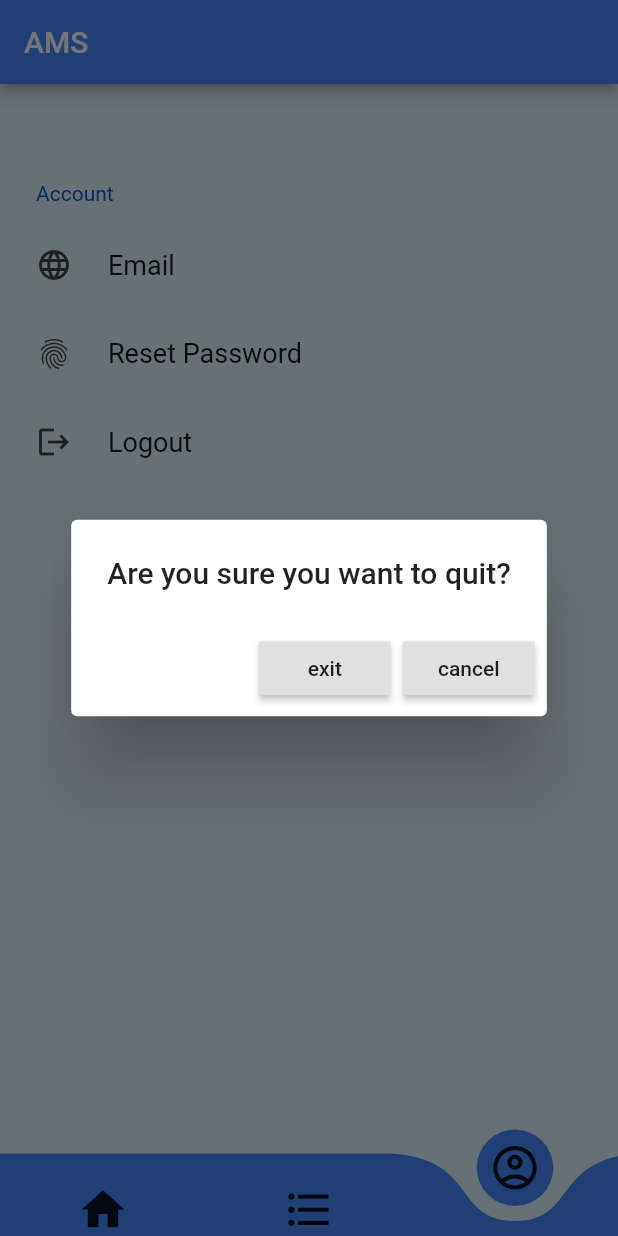
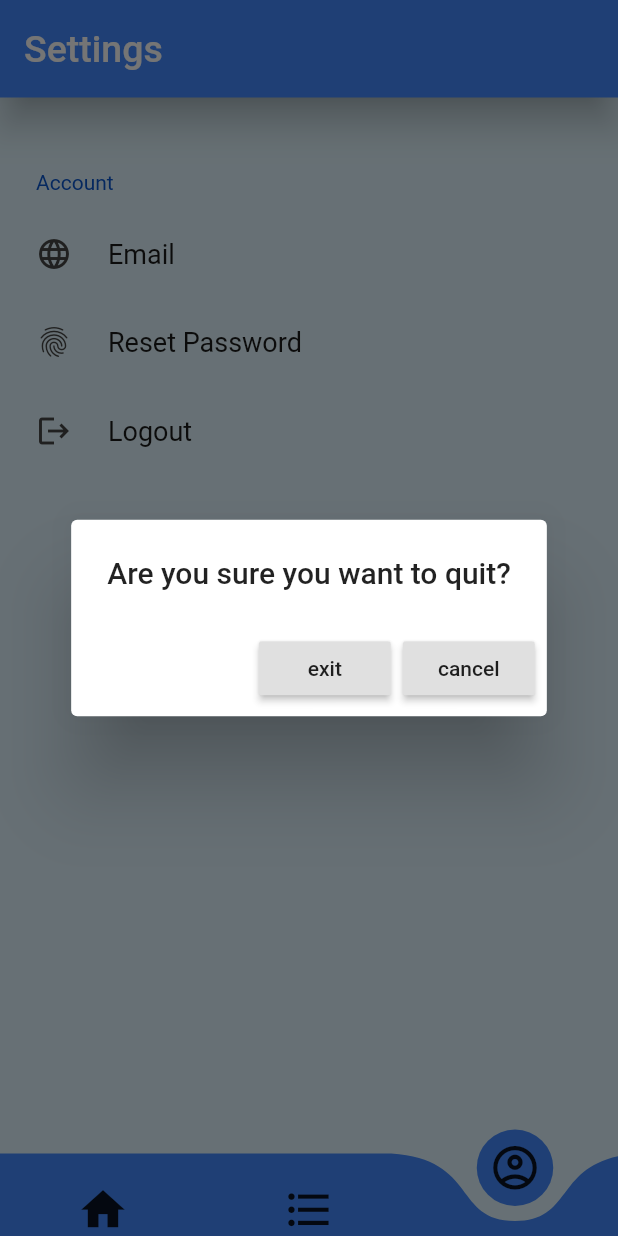
Before and after one commit to SWE-team/student_interface, a Flutter app: the StudentHomePage screen opened by its route, item 3 of the bottom bar chosen, after a tap on "Logout", on a phone screen of 412 x 824 dp. Run offline on Flutter 3.47's test engine with Material 2 defaults, Android fonts, the phone set to English and light mode, and no system bars; drawn by our look-alikes of curved_navigation_bar; our stand-ins replace modal_progress_hud, percent_indicator, settings_ui, shared_preferences; accounts and stored records are empty; network calls fail.

Commit message:
final touch

```diff
--- a/lib/HandleNetworking.dart
+++ b/lib/HandleNetworking.dart
@@ -1,10 +1,11 @@
 import 'package:shared_preferences/shared_preferences.dart';
-import 'package:student_interface/AvailableCourses.dart';
-import 'package:student_interface/EnrolledList.dart';
 import 'package:student_interface/Models/FutureResponse.dart';
 import 'package:http/http.dart' as http;
 import 'dart:async';
 import 'dart:convert';
+
+import 'package:student_interface/components/AvailableCourses.dart';
+import 'package:student_interface/components/EnrolledList.dart';
 
 class HandleNetworking {
   final String url2 = "https://ams-swe.herokuapp.com";
--- a/lib/screens/Courses.dart
+++ b/lib/screens/Courses.dart
@@ -1,7 +1,7 @@
 import 'package:curved_navigation_bar/curved_navigation_bar.dart';
 import 'package:flutter/material.dart';
-import 'package:student_interface/AvailableCourses.dart';
 import 'package:student_interface/HandleNetworking.dart';
+import 'package:student_interface/components/AvailableCourses.dart';
 
 class Courses extends StatefulWidget {
   @override
@@ -28,6 +28,21 @@ class _CoursesState extends State<Courses> {
       color: Colors.lightBlue[50],
       height: MediaQuery.of(context).size.height,
       width: MediaQuery.of(context).size.width,
+      child: Column(
+        children: [
+          AppBar(
+            automaticallyImplyLeading: false,
+            elevation: 10,
+            backgroundColor: Colors.blueAccent,
+            title: Text(
+              "Available Courses",
+              style: TextStyle(fontSize: 25),
+            ),
+            toolbarHeight: 65,
+          ),
+          Container(
+            height: MediaQuery.of(context).size.height * .8,
+            width: MediaQuery.of(context).size.width,
             child: SafeArea(
                 child: FutureBuilder<List<AvailableCourses>>(
               future: coursesList,
@@ -46,6 +61,9 @@ class _CoursesState extends State<Courses> {
                 return Center(child: CircularProgressIndicator());
               },
             )),
+          ),
+        ],
+      ),
     );
   }
 }
--- a/lib/screens/EnrolledCourses.dart
+++ b/lib/screens/EnrolledCourses.dart
@@ -1,7 +1,7 @@
 import 'package:flutter/material.dart';
 import 'package:shared_preferences/shared_preferences.dart';
-import 'package:student_interface/EnrolledList.dart';
 import 'package:student_interface/HandleNetworking.dart';
+import 'package:student_interface/components/EnrolledList.dart';
 import 'package:student_interface/screens/LoginScreen.dart';
 
 class EnrolledCourses extends StatefulWidget {
@@ -41,6 +41,18 @@ class _EnrolledCoursesState extends State<EnrolledCourses> {
         color: Colors.lightBlue[50],
         height: MediaQuery.of(context).size.height,
         width: MediaQuery.of(context).size.width,
+        child: Column(
+          children: [
+            AppBar(
+              automaticallyImplyLeading: false,
+              elevation: 10,
+              backgroundColor: Colors.blueAccent,
+              title: Text("Enrolled Courses", style: TextStyle(fontSize: 25),),
+              toolbarHeight: 65,
+            ),
+            Container(
+              height: MediaQuery.of(context).size.height * .8,
+              width: MediaQuery.of(context).size.width,
               child: SafeArea(
                 child: FutureBuilder<List<EnrolledList>>(
                   future: enrolledList,
@@ -56,12 +68,24 @@ class _EnrolledCoursesState extends State<EnrolledCourses> {
                         onRefresh: getCoursesList,
                       );
                     } else if (snapshot.hasError) {
-                return Text("${snapshot.error}");
+                      return Center(
+                        child: Text(
+                          "No Enrolled Courses!",
+                          style: TextStyle(
+                            fontSize: 25,
+                            fontWeight: FontWeight.w300, // light
+                            fontStyle: FontStyle.italic,
+                          ),
+                        ),
+                      );
                     }
 
                     return Center(child: CircularProgressIndicator());
                   },
                 ),
+              ),
+            ),
+          ],
         ));
   }
 }
--- a/lib/screens/StudentHomePage.dart
+++ b/lib/screens/StudentHomePage.dart
@@ -33,11 +33,11 @@ class _StudentHomePageState extends State<StudentHomePage> {
                   ])),
       child: Scaffold(
           backgroundColor: Colors.lightBlue[50],
-          appBar: AppBar(
-            backgroundColor: Colors.blueAccent,
-            automaticallyImplyLeading: false,
-            title: Text('AMS'),
-          ),
+          // appBar: AppBar(
+          //   backgroundColor: Colors.blueAccent,
+          //   automaticallyImplyLeading: false,
+          //   title: Text('AMS'),
+          // ),
           body: PageView(
               controller: _pageController,
               physics: new NeverScrollableScrollPhysics(),
--- a/lib/screens/settings.dart
+++ b/lib/screens/settings.dart
@@ -19,8 +19,15 @@ class _settingsState extends State<settings> {
         width: MediaQuery.of(context).size.width,
         child: Column(
           children: [
+            AppBar(
+              automaticallyImplyLeading: false,
+              elevation: 10,
+              backgroundColor: Colors.blueAccent,
+              title: Text("Settings", style: TextStyle(fontSize: 25),),
+              toolbarHeight: 65,
+            ),
             SizedBox(
-              height: MediaQuery.of(context).size.height * 0.05,
+              height: MediaQuery.of(context).size.height * 0.03,
             ),
             SettingsSection(
               title: 'Account',
@@ -36,12 +43,11 @@ class _settingsState extends State<settings> {
                   leading: Icon(Icons.fingerprint),
                   onPressed: (BuildContext context) {
                     Navigator.push(
-                          context,
-                          MaterialPageRoute(
-                              builder: (context) => ChangePasswordScreen()),
-                        );
+                      context,
+                      MaterialPageRoute(
+                          builder: (context) => ChangePasswordScreen()),
+                    );
                   },
-
                 ),
                 SettingsTile(
                   title: 'Logout',
```
Also changed, not shown: lib/components/AvailableCourses.dart (renamed from lib/EnrolledList.dart, +20 -24 lines), lib/components/EnrolledList.dart (renamed from lib/AvailableCourses.dart, +24 -20 lines). Lines whose indentation alone changed are shown as unchanged.
